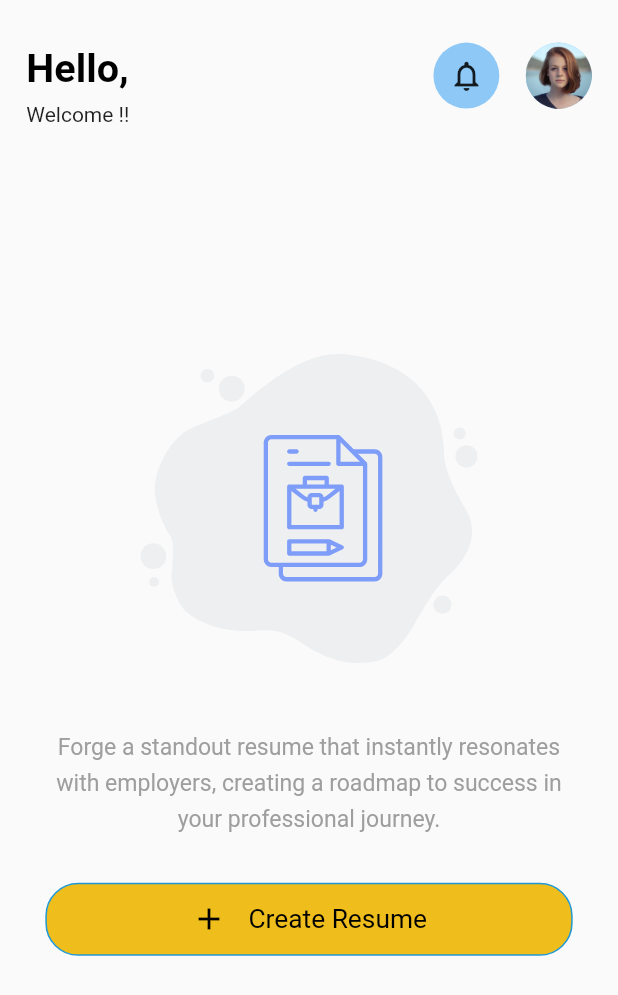
After one commit to niyatikalathiya6/resume_builder, a Flutter app: the HomeScreen screen opened by its route, on a phone screen of 412 x 824 dp. The commit adds this screen. Shown: the top 995 px of the screen. Run offline on Flutter 3.47's test engine with Material 2 defaults, Android fonts, the phone set to English and light mode, and no system bars; our stand-ins replace flutter_screenutil, flutter_svg, get, get_storage; accounts and stored records are empty.

Commit message:
home screen added

```diff
--- /dev/null
+++ b/lib/Controllers/resume_controller.dart
@@ -0,0 +1,13 @@
+import 'package:get/get.dart';
+
+import '../main.dart';
+
+class ResumeController extends GetxController {
+  List resumeList = box.read('resumeList') ?? [];
+
+  @override
+  void onInit() {
+    // TODO: implement onInit
+    super.onInit();
+  }
+}
--- /dev/null
+++ b/lib/Screens/home_screen.dart
@@ -0,0 +1,365 @@
+import 'package:flutter/material.dart';
+import 'package:flutter_screenutil/flutter_screenutil.dart';
+import 'package:flutter_svg/svg.dart';
+import 'package:get/get.dart';
+
+import '../Controllers/resume_controller.dart';
+import '../Utils/constants.dart';
+
+class HomeScreen extends StatelessWidget {
+  const HomeScreen({super.key});
+  static const routeName = 'HomeScreen';
+  @override
+  Widget build(BuildContext context) {
+    return GetBuilder(
+        init: ResumeController(),
+        builder: (resumeController) {
+          return Scaffold(
+            body: resumeController.resumeList.isEmpty
+                ? ListView(
+                    children: [
+                      SizedBox(height: 24.h),
+                      Container(
+                        height: 92.h,
+                        padding: EdgeInsets.symmetric(
+                            horizontal: 16.w, vertical: 4.h),
+                        child: Row(
+                          crossAxisAlignment: CrossAxisAlignment.start,
+                          children: [
+                            Expanded(
+                              child: Column(
+                                crossAxisAlignment: CrossAxisAlignment.start,
+                                children: [
+                                  Text("Hello,",
+                                      style: TextStyle(
+                                          fontSize: 24.sp,
+                                          letterSpacing: 0.sp,
+                                          fontWeight: FontWeight.w600,
+                                          height: 32.h / 24.sp,
+                                          color: Colors.black)),
+                                  SizedBox(height: 8.h),
+                                  Text(
+                                    "Welcome !!",
+                                  )
+                                ],
+                              ),
+                            ),
+                            Row(
+                              children: [
+                                Container(
+                                  height: 40.sp,
+                                  width: 40.sp,
+                                  decoration: BoxDecoration(
+                                      shape: BoxShape.circle,
+                                      color: Colors.blue.withOpacity(0.5)),
+                                  child: Icon(
+                                    Icons.notifications_outlined,
+                                  ),
+                                ),
+                                SizedBox(width: 16.w),
+                                Container(
+                                  height: 40.sp,
+                                  width: 40.sp,
+                                  decoration: BoxDecoration(
+                                      shape: BoxShape.circle,
+                                      color: Colors.blue.withOpacity(0.5)),
+                                  child: Image.asset(
+                                      "assets/images/user_profile.png"),
+                                ),
+                              ],
+                            )
+                          ],
+                        ),
+                      ),
+                      SizedBox(height: 62.h),
+                      Container(
+                        padding: EdgeInsets.symmetric(
+                            vertical: 53.h, horizontal: 27.5.w),
+                        // height: 480.h,
+                        child: Column(
+                          children: [
+                            Container(
+                              padding: EdgeInsets.symmetric(horizontal: 47.5.w),
+                              height: 206.h,
+                              child: SvgPicture.asset(
+                                  "assets/images/blank_image.svg"),
+                            ),
+                            SizedBox(height: 40.h),
+                            Text(
+                                "Forge a standout resume that instantly resonates with employers, creating a roadmap to success in your professional journey.",
+                                textAlign: TextAlign.center,
+                                style: TextStyle(
+                                    fontSize: 14.sp,
+                                    letterSpacing: 0.sp,
+                                    fontWeight: FontWeight.w400,
+                                    height: 24.h / 14.sp,
+                                    color: Colors.grey)),
+                            SizedBox(height: 32.h),
+                            InkWell(
+                              onTap: () async {
+                              },
+                              child: Container(
+                                  height: 48.h,
+                                  width: double.infinity,
+                                  alignment: Alignment.center,
+                                  decoration: BoxDecoration(
+                                      border: Border.all(
+                                          color: AppColors.primaryColor),
+                                      color: AppColors.secondaryColor,
+                                      borderRadius:
+                                          BorderRadius.circular(20.sp)),
+                                  child: Row(
+                                    mainAxisAlignment: MainAxisAlignment.center,
+                                    children: [
+                                      Icon(Icons.add, color: Colors.black),
+                                      SizedBox(width: 13.w),
+                                      Text(
+                                        "Create Resume",
+                                        style: TextStyle(
+                                            fontSize: 16.sp,
+                                            color: Colors.black),
+                                      )
+                                    ],
+                                  )),
+                            ),
+                          ],
+                        ),
+                      )
+                    ],
+                  )
+                :
+                // created resumes list
+                Column(
+                    children: [
+                      SizedBox(height: 24.h),
+                      Container(
+                        height: 92.h,
+                        padding: EdgeInsets.symmetric(
+                            horizontal: 16.w, vertical: 4.h),
+                        child: Row(
+                          crossAxisAlignment: CrossAxisAlignment.start,
+                          children: [
+                            Expanded(
+                              child: Column(
+                                crossAxisAlignment: CrossAxisAlignment.start,
+                                children: [
+                                  Text(
+                                    "Welcome Back !!",
+                                  ),
+                                  SizedBox(height: 8.h),
+                                  Text(
+                                    resumeController.resumeList[0]['name']
+                                        .toString(),
+                                    maxLines: 1,
+                                  )
+                                ],
+                              ),
+                            ),
+                            Row(
+                              children: [
+                                Container(
+                                  height: 40.sp,
+                                  width: 40.sp,
+                                  decoration: BoxDecoration(
+                                      shape: BoxShape.circle,
+                                      color: Colors.blue.withOpacity(0.5)),
+                                  child: Icon(
+                                    Icons.notifications_outlined,
+                                  ),
+                                ),
+                                SizedBox(width: 16.w),
+                                Container(
+                                  height: 40.sp,
+                                  width: 40.sp,
+                                  decoration: BoxDecoration(
+                                      shape: BoxShape.circle,
+                                      color: Colors.blue.withOpacity(0.5)),
+                                  child: Image.asset(
+                                      "assets/images/user_profile.png"),
+                                ),
+                              ],
+                            )
+                          ],
+                        ),
+                      ),
+                      SizedBox(height: 38.h),
+                      Expanded(
+                        child: ListView.separated(
+                          padding: EdgeInsets.symmetric(horizontal: 16.w),
+                          shrinkWrap: true,
+                          controller: ScrollController(),
+                          physics: BouncingScrollPhysics(),
+                          itemCount: resumeController.resumeList.length,
+                          separatorBuilder: (context, index) {
+                            return SizedBox(height: 24.h);
+                          },
+                          itemBuilder: (context, index) {
+                            return Material(
+                              borderRadius: BorderRadius.circular(8.sp),
+                              elevation: 0,
+                              child: Container(
+                                height: 161.h,
+                                decoration: BoxDecoration(
+                                    borderRadius: BorderRadius.circular(8.sp),
+                                    color: Colors.white,
+                                    boxShadow: [
+                                      BoxShadow(
+                                          blurRadius: 36.sp,
+                                          offset: Offset(0, 8.sp),
+                                          color:
+                                              Color.fromRGBO(2, 21, 91, 0.16))
+                                    ]),
+                                width: 360.w,
+                                padding: EdgeInsets.symmetric(
+                                    vertical: 16.h, horizontal: 16.w),
+                                child: Column(
+                                  crossAxisAlignment: CrossAxisAlignment.start,
+                                  mainAxisSize: MainAxisSize.min,
+                                  children: [
+                                    // if (widget.heading != null) ...{
+                                    //   Text(
+                                    //     widget.heading.toString(),
+                                    //     style: CustomText().h3SemiBold,
+                                    //   ),
+                                    //   if (widget.subheading != null)
+                                    //     Text(widget.subheading.toString(),
+                                    //         style: CustomText().h4Regular.copyWith(color: Colors.grey)),
+                                    //   SizedBox(height: 16.h),
+                                    // },
+                                    Column(children: [
+                                      Container(
+                                        decoration: BoxDecoration(
+                                          border: Border(
+                                              bottom: BorderSide(
+                                                  width: 1.h,
+                                                  color: Colors.white)),
+                                        ),
+                                        padding: EdgeInsets.only(
+                                            left: 8.w,
+                                            right: 8.w,
+                                            top: 8.h,
+                                            bottom: 16.h),
+                                        child: Row(
+                                          children: [
+                                            Container(
+                                              height: 32.sp,
+                                              width: 32.sp,
+                                              decoration: BoxDecoration(
+                                                  shape: BoxShape.circle,
+                                                  color: Colors.blue
+                                                      .withOpacity(0.5)),
+                                              child: Image.asset(
+                                                  "assets/images/user_profile.png"),
+                                            ),
+                                            SizedBox(width: 16.w),
+                                            Column(
+                                              crossAxisAlignment:
+                                                  CrossAxisAlignment.start,
+                                              children: [
+                                                Text(
+                                                  "${resumeController.resumeList[index]['name'].toString()}",
+                                                  style: TextStyle(
+                                                      fontSize: 16.sp,
+                                                      letterSpacing: 0.sp,
+                                                      fontWeight:
+                                                          FontWeight.w600,
+                                                      height: 24.h / 16.sp,
+                                                      color: Colors.black),
+                                                ),
+                                                SizedBox(height: 4.h),
+                                                Text(
+                                                    "Updated on ${resumeController.resumeList[index]['date'].toString()}",
+                                                    style: TextStyle(
+                                                        fontSize: 12.sp,
+                                                        letterSpacing: 0.sp,
+                                                        fontWeight:
+                                                            FontWeight.w500,
+                                                        height: 20.h / 12.sp,
+                                                        color: Colors.black)),
+                                              ],
+                                            )
+                                          ],
+                                        ),
+                                      ),
+                                      SizedBox(height: 24.h),
+                                      Row(
+                                        children: [
+                                          InkWell(
+                                            onTap: () async {},
+                                            child: Container(
+                                              height: 32.h,
+                                              width: 83.w,
+                                              alignment: Alignment.center,
+                                              decoration: BoxDecoration(
+                                                  color: Colors.black,
+                                                  borderRadius:
+                                                      BorderRadius.circular(
+                                                          20.sp)),
+                                              child: Text(
+                                                "Edit",
+                                                textAlign: TextAlign.center,
+                                                style: TextStyle(
+                                                    fontWeight:
+                                                        FontWeight.bold),
+                                              ),
+                                            ),
+                                          ),
+                                          SizedBox(width: 8.w),
+                                          InkWell(
+                                            onTap: () async {},
+                                            child: Container(
+                                              height: 32.h,
+                                              width: 83.w,
+                                              alignment: Alignment.center,
+                                              decoration: BoxDecoration(
+                                                  color: Colors.blue
+                                                      .withOpacity(0.5),
+                                                  borderRadius:
+                                                      BorderRadius.circular(
+                                                          20.sp)),
+                                              child: Text(
+                                                "View",
+                                                textAlign: TextAlign.center,
+                                                style: TextStyle(
+                                                    fontWeight:
+                                                        FontWeight.bold),
+                                              ),
+                                            ),
+                                          ),
+                                          // CustomButton(
+                                          //     height: 32.h,
+                                          //     width: 83.w,
+                                          //     disabled: false,
+                                          //     outLined: false,
+                                          //     fillColor:
+                                          //         Colors.blue.withOpacity(0.5),
+                                          //     prefixIcon:
+                                          //         Icons.visibility_outlined,
+                                          //     title: "View",
+                                          //     onTap: () {}),
+                                          Spacer(),
+                                          Icon(Icons.more_vert)
+                                        ],
+                                      )
+                                    ]),
+                                  ],
+                                ),
+                              ),
+                            );
+                          },
+                        ),
+                      ),
+                      SizedBox(height: 24.h)
+                    ],
+                  ),
+            floatingActionButtonLocation: FloatingActionButtonLocation.endFloat,
+            floatingActionButton: resumeController.resumeList.isEmpty
+                ? null
+                : FloatingActionButton(
+                    backgroundColor: AppColors.primaryColor,
+                    child: (Icon(Icons.add)),
+                    onPressed: () {}),
+          );
+        });
+  }
+}
--- a/lib/routes.dart
+++ b/lib/routes.dart
@@ -1,6 +1,8 @@
 import 'package:flutter/material.dart';
 import 'package:resume_builder/Screens/SignUp/signup.dart';
+import 'package:resume_builder/Screens/home_screen.dart';
 
 final Map<String, WidgetBuilder> routes = {
-  SignUpScreen.routeName: (ctx) => SignUpScreen()
+  SignUpScreen.routeName: (ctx) => SignUpScreen(),
+  HomeScreen.routeName: (ctx) => HomeScreen()
 };
--- a/pubspec.yaml
+++ b/pubspec.yaml
@@ -11,6 +11,7 @@ dependencies:
   flutter:
     sdk: flutter
   flutter_screenutil: ^5.9.0
+  flutter_svg: ^2.0.9
   get: ^4.6.6
   get_storage: ^2.1.1
   google_fonts: ^6.1.0
```
Also changed, not shown: assets/images/blank_image.svg (added), assets/images/user_profile.png (added).
